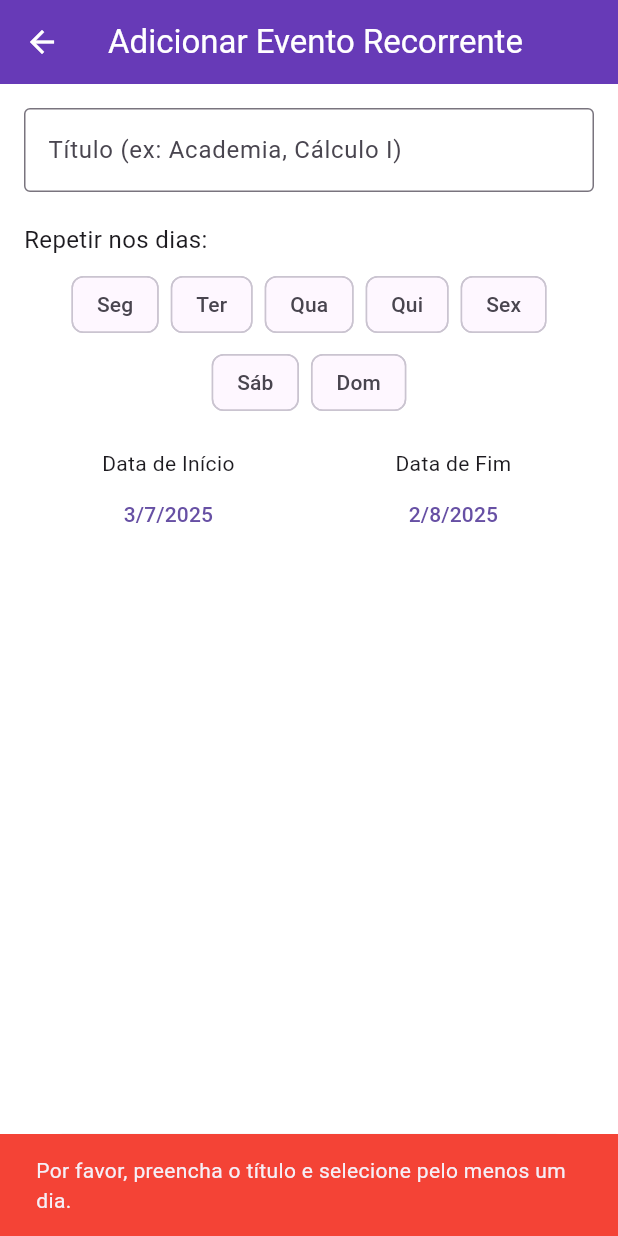
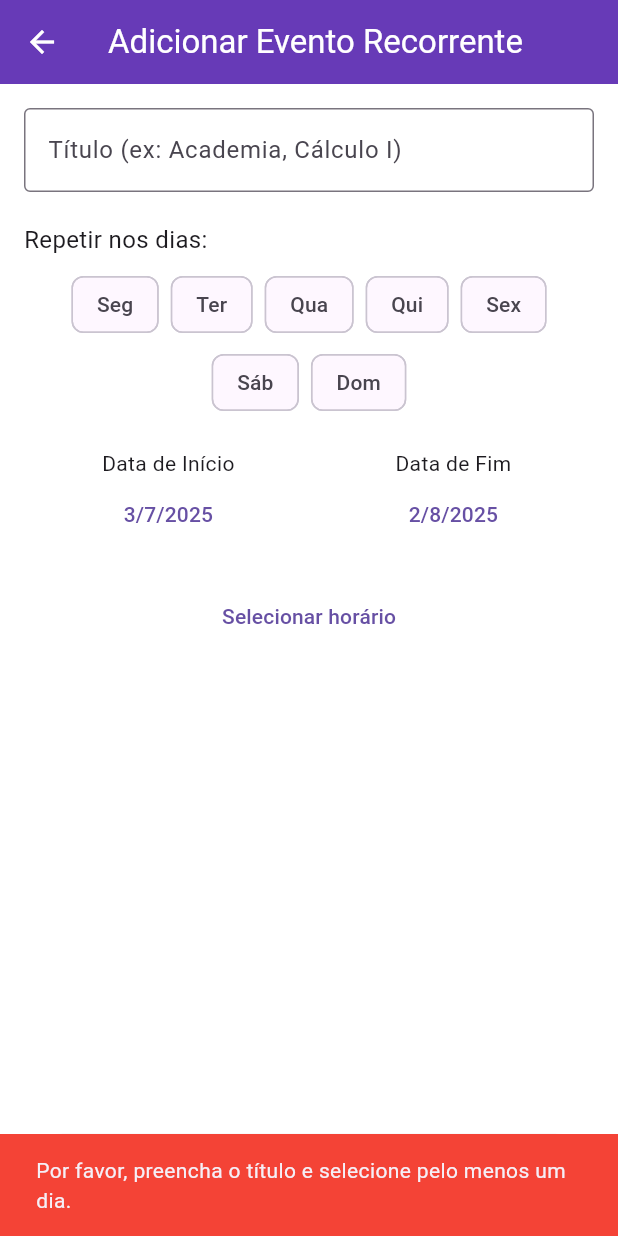
Before and after one commit to joaomferraz/AppLogin, a Flutter app: the AddRecurringEventScreen screen opened directly, after a tap on "Salvar Evento Recorrente", on a phone screen of 412 x 824 dp. Run offline on Flutter 3.47's test engine with Material 3 defaults, Android fonts, the phone set to English and light mode, and no system bars; our stand-ins replace shared_preferences, sqflite, table_calendar; accounts and stored records are empty.

Commit message:
Adicionado horário aos eventos

```diff
--- a/lib/models/recurring_event_model.dart
+++ b/lib/models/recurring_event_model.dart
@@ -1,9 +1,13 @@
+import 'package:flutter/material.dart';
+
 class RecurringEventModel {
   final int? id;
   final String title;
   final DateTime startDate;
   final DateTime endDate;
   final List<int> daysOfWeek; // 1 para Segunda, 7 para Domingo
+  final TimeOfDay? time; // horário único opcional
+  final bool isAllDay;   // evento de dia inteiro
 
   RecurringEventModel({
     this.id,
@@ -11,6 +15,8 @@ class RecurringEventModel {
     required this.startDate,
     required this.endDate,
     required this.daysOfWeek,
+    this.time,
+    this.isAllDay = false,
   });
 
   Map<String, dynamic> toMap() {
@@ -19,22 +25,32 @@ class RecurringEventModel {
       'title': title,
       'startDate': startDate.toIso8601String(),
       'endDate': endDate.toIso8601String(),
-      // Salvaremos a lista de inteiros como uma string separada por vírgulas
       'daysOfWeek': daysOfWeek.join(','),
+      'time': time != null ? '${time!.hour}:${time!.minute}' : null,
+      'isAllDay': isAllDay ? 1 : 0,
     };
   }
 
   static RecurringEventModel fromMap(Map<String, dynamic> map) {
+    final timeStr = map['time'] as String?;
+    final time = timeStr != null
+        ? TimeOfDay(
+      hour: int.parse(timeStr.split(":")[0]),
+      minute: int.parse(timeStr.split(":")[1]),
+    )
+        : null;
+
     return RecurringEventModel(
       id: map['id'],
       title: map['title'],
       startDate: DateTime.parse(map['startDate']),
       endDate: DateTime.parse(map['endDate']),
-      // Convertemos a string de volta para uma lista de inteiros
       daysOfWeek: (map['daysOfWeek'] as String)
           .split(',')
           .map((day) => int.parse(day))
           .toList(),
+      time: time,
+      isAllDay: map['isAllDay'] == 1,
     );
   }
 }
--- a/lib/screens/add_recurring_event_screen.dart
+++ b/lib/screens/add_recurring_event_screen.dart
@@ -5,14 +5,12 @@ import '../models/recurring_event_model.dart';
 import '../database/recurring_event_dao.dart';
 
 class AddRecurringEventScreen extends StatefulWidget {
-  // NOVO: Parâmetro opcional para receber o evento a ser editado
   final RecurringEventModel? eventToEdit;
 
   const AddRecurringEventScreen({super.key, this.eventToEdit});
 
   @override
-  _AddRecurringEventScreenState createState() =>
-      _AddRecurringEventScreenState();
+  _AddRecurringEventScreenState createState() => _AddRecurringEventScreenState();
 }
 
 class _AddRecurringEventScreenState extends State<AddRecurringEventScreen> {
@@ -20,7 +18,8 @@ class _AddRecurringEventScreenState extends State<AddRecurringEventScreen> {
   late DateTime _startDate;
   late DateTime _endDate;
   late Map<int, bool> _selectedDays;
-  late bool _isEditMode; // NOVO: Flag para saber se estamos em modo de edição
+  late bool _isEditMode;
+  TimeOfDay? _selectedTime; // NOVO: campo para horário
 
   final Map<int, String> _dayLabels = {
     DateTime.monday: 'Seg',
@@ -37,19 +36,21 @@ class _AddRecurringEventScreenState extends State<AddRecurringEventScreen> {
     super.initState();
     _isEditMode = widget.eventToEdit != null;
 
-    // Se estiver em modo de edição, preenche os campos com os dados existentes
     if (_isEditMode) {
       final event = widget.eventToEdit!;
       _titleController.text = event.title;
       _startDate = event.startDate;
       _endDate = event.endDate;
-      _selectedDays = { for (var day in _dayLabels.keys) day: event.daysOfWeek.contains(day) };
-    }
-    // Senão, inicializa como antes (modo de adição)
-    else {
+      _selectedDays = {
+        for (var day in _dayLabels.keys) day: event.daysOfWeek.contains(day)
+      };
+      if (event.time != null) {
+        _selectedTime = event.time;
+      }
+    } else {
       _startDate = DateTime.now();
       _endDate = DateTime.now().add(const Duration(days: 30));
-      _selectedDays = { for (var day in _dayLabels.keys) day: false };
+      _selectedDays = {for (var day in _dayLabels.keys) day: false};
     }
   }
 
@@ -60,7 +61,7 @@ class _AddRecurringEventScreenState extends State<AddRecurringEventScreen> {
       firstDate: DateTime(2020),
       lastDate: DateTime(2030),
     );
-    if (picked != null && picked != (isStartDate ? _startDate : _endDate)) {
+    if (picked != null) {
       setState(() {
         if (isStartDate) {
           _startDate = picked;
@@ -88,14 +89,16 @@ class _AddRecurringEventScreenState extends State<AddRecurringEventScreen> {
       return;
     }
 
-    // ALTERADO: Lógica para decidir entre ATUALIZAR ou INSERIR
+    final selectedTime = _selectedTime;
+
     if (_isEditMode) {
       final updatedEvent = RecurringEventModel(
-        id: widget.eventToEdit!.id, // Mantém o ID original
+        id: widget.eventToEdit!.id,
         title: title,
         startDate: _startDate,
         endDate: _endDate,
         daysOfWeek: selectedDaysList,
+        time: selectedTime,
       );
       RecurringEventDao.updateRecurringEvent(updatedEvent).then((_) {
         if (mounted) Navigator.pop(context, true);
@@ -106,6 +109,7 @@ class _AddRecurringEventScreenState extends State<AddRecurringEventScreen> {
         startDate: _startDate,
         endDate: _endDate,
         daysOfWeek: selectedDaysList,
+        time: selectedTime,
       );
       RecurringEventDao.insertRecurringEvent(newRecurringEvent).then((_) {
         if (mounted) Navigator.pop(context, true);
@@ -116,7 +120,6 @@ class _AddRecurringEventScreenState extends State<AddRecurringEventScreen> {
   @override
   Widget build(BuildContext context) {
     return Scaffold(
-      // ALTERADO: Título dinâmico
       appBar: AppBar(title: Text(_isEditMode ? 'Editar Evento Recorrente' : 'Adicionar Evento Recorrente')),
       body: Padding(
         padding: const EdgeInsets.all(16.0),
@@ -173,13 +176,29 @@ class _AddRecurringEventScreenState extends State<AddRecurringEventScreen> {
                 ),
               ],
             ),
+            const SizedBox(height: 20),
+            TextButton(
+              onPressed: () async {
+                final picked = await showTimePicker(
+                  context: context,
+                  initialTime: _selectedTime ?? TimeOfDay.now(),
+                );
+                if (picked != null) {
+                  setState(() => _selectedTime = picked);
+                }
+              },
+              child: Text(
+                _selectedTime == null
+                    ? 'Selecionar horário'
+                    : 'Horário: ${_selectedTime!.format(context)}',
+              ),
+            ),
             const Spacer(),
             ElevatedButton(
               onPressed: _saveEvent,
               style: ElevatedButton.styleFrom(
                 padding: const EdgeInsets.symmetric(vertical: 16),
               ),
-              // ALTERADO: Texto do botão dinâmico
               child: Text(_isEditMode ? 'Salvar Alterações' : 'Salvar Evento Recorrente'),
             ),
           ],
--- a/lib/screens/login_screen.dart
+++ b/lib/screens/login_screen.dart
@@ -108,7 +108,8 @@ class _LoginScreenState extends State<LoginScreen> {
                 label: 'E-mail',
                 obscure: false,
                 validator: (value) {
-                  if (value == null || value.isEmpty || !value.contains('@')) {
+                  final emailRegex = RegExp(r'^[\w\.-]+@[\w\.-]+\.\w+$');
+                  if (value == null ||value.isEmpty|| !emailRegex.hasMatch(value)) {
                     return 'Informe um e-mail válido';
                   }
                   return null;
--- a/lib/screens/register_screen.dart
+++ b/lib/screens/register_screen.dart
@@ -66,7 +66,8 @@ class _RegisterScreenState extends State<RegisterScreen> {
                 label: 'E-mail',
                 obscure: false,
                 validator: (value) {
-                  if (value == null || !value.contains('@')) {
+                  final emailRegex = RegExp(r'^[\w\.-]+@[\w\.-]+\.\w+$');
+                  if (value == null ||value.isEmpty|| !emailRegex.hasMatch(value)) {
                     return 'Informe um e-mail válido';
                   }
                   return null;
```
Also changed, not shown: lib/database/database_service.dart (+6 -2 lines), lib/database/event_dao.dart (+6 -8 lines), lib/models/event_model.dart (+21 -3 lines), lib/onboarding/onboarding_screen.dart (+8 -1 lines), lib/screens/edit_event_screen.dart (+35 -14 lines), lib/screens/welcome_feature_screen.dart (+54 -8 lines).
